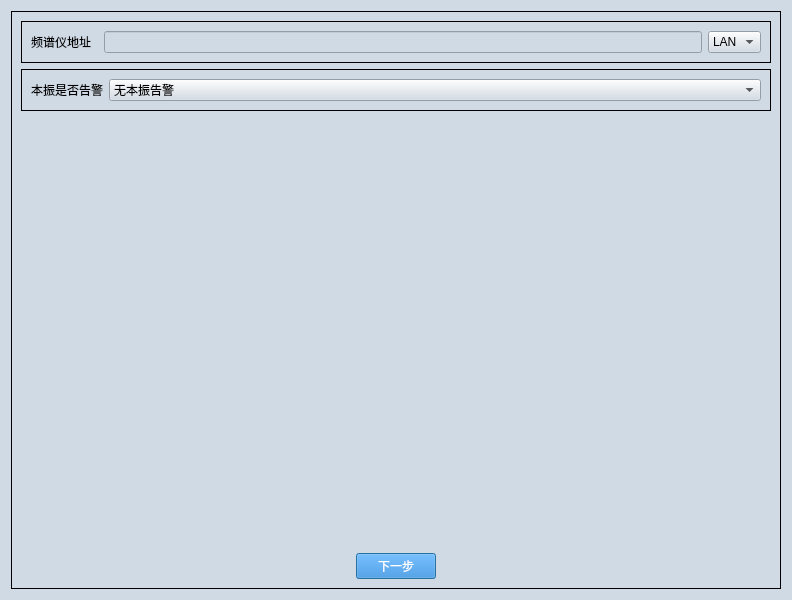
Old version of the form ui/LO_TEST.ui in the repository gaoxingyu-hub/HUA54testframework.
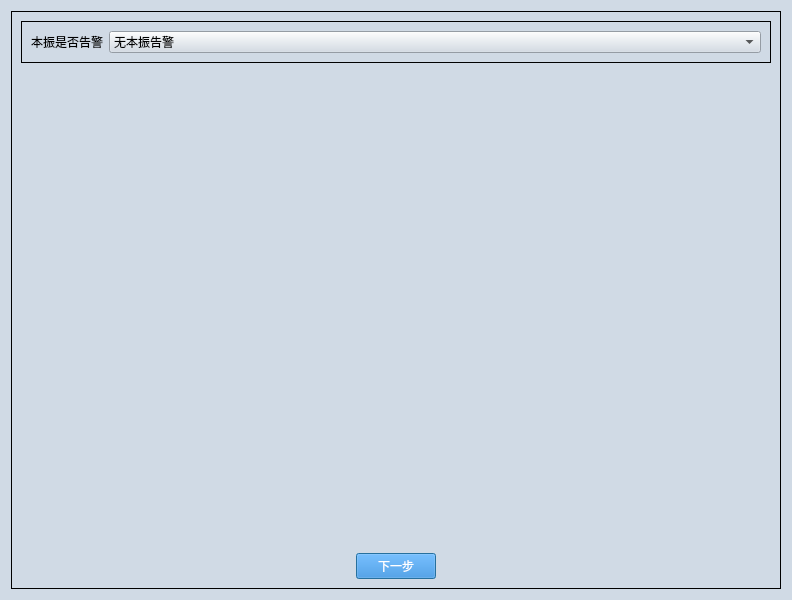
New version of the form.

```diff
--- a/ui/LO_TEST.ui
+++ b/ui/LO_TEST.ui
@@ -73,38 +73,6 @@
      <layout class="QGridLayout" name="gridLayout_5">
       <item row="0" column="0">
        <layout class="QVBoxLayout" name="verticalLayout">
-        <item>
-         <widget class="QGroupBox" name="groupBox_4">
-          <property name="title">
-           <string/>
-          </property>
-          <layout class="QGridLayout" name="gridLayout_3">
-           <item row="0" column="0">
-            <layout class="QHBoxLayout" name="horizontalLayout_2">
-             <item>
-              <widget class="QLabel" name="label_9">
-               <property name="text">
-                <string>频谱仪地址  </string>
-               </property>
-              </widget>
-             </item>
-             <item>
-              <widget class="QLineEdit" name="lineEdit_addr_sa"/>
-             </item>
-             <item>
-              <widget class="QComboBox" name="comboBox_sa_addr">
-               <item>
-                <property name="text">
-                 <string>LAN</string>
-                </property>
-               </item>
-              </widget>
-             </item>
-            </layout>
-           </item>
-          </layout>
-         </widget>
-        </item>
         <item>
          <widget class="QGroupBox" name="groupBox_2">
           <property name="title">
```
